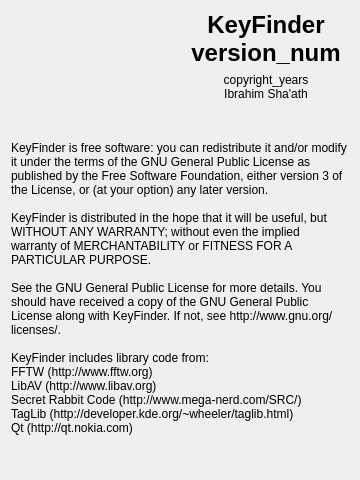
Above: aboutdialog.ui from ibsh/is_KeyFinder before the change. Below: the same form after it.
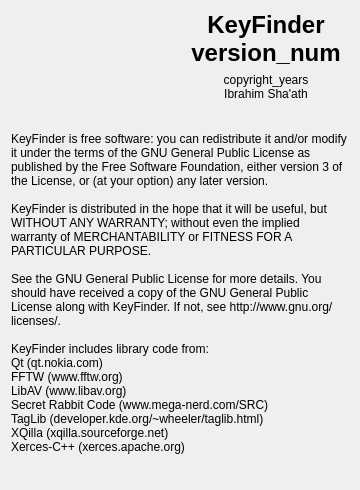
That is the form after the change. Icons and pictures are not drawn.

The edit to the form file:
```diff
--- a/aboutdialog.ui
+++ b/aboutdialog.ui
@@ -7,7 +7,7 @@
     <x>0</x>
     <y>0</y>
     <width>360</width>
-    <height>480</height>
+    <height>490</height>
    </rect>
   </property>
   <property name="sizePolicy">
@@ -19,13 +19,13 @@
   <property name="minimumSize">
    <size>
     <width>360</width>
-    <height>480</height>
+    <height>490</height>
    </size>
   </property>
   <property name="maximumSize">
    <size>
     <width>360</width>
-    <height>480</height>
+    <height>490</height>
    </size>
   </property>
   <property name="windowTitle">
@@ -42,14 +42,13 @@
 See the GNU General Public License for more details. You should have received a copy of the GNU General Public License along with KeyFinder. If not, see http://www.gnu.org/licenses/.
 
 KeyFinder includes library code from:
-FFTW (http://www.fftw.org)
-LibAV (http://www.libav.org)
-Secret Rabbit Code (http://www.mega-nerd.com/SRC/)
-TagLib (http://developer.kde.org/~wheeler/taglib.html)
-Qt (http://qt.nokia.com)</string>
-     </property>
-     <property name="textFormat">
-      <enum>Qt::PlainText</enum>
+Qt (qt.nokia.com)
+FFTW (www.fftw.org)
+LibAV (www.libav.org)
+Secret Rabbit Code (www.mega-nerd.com/SRC)
+TagLib (developer.kde.org/~wheeler/taglib.html)
+XQilla (xqilla.sourceforge.net)
+Xerces-C++ (xerces.apache.org)</string>
      </property>
      <property name="wordWrap">
       <bool>true</bool>
```
